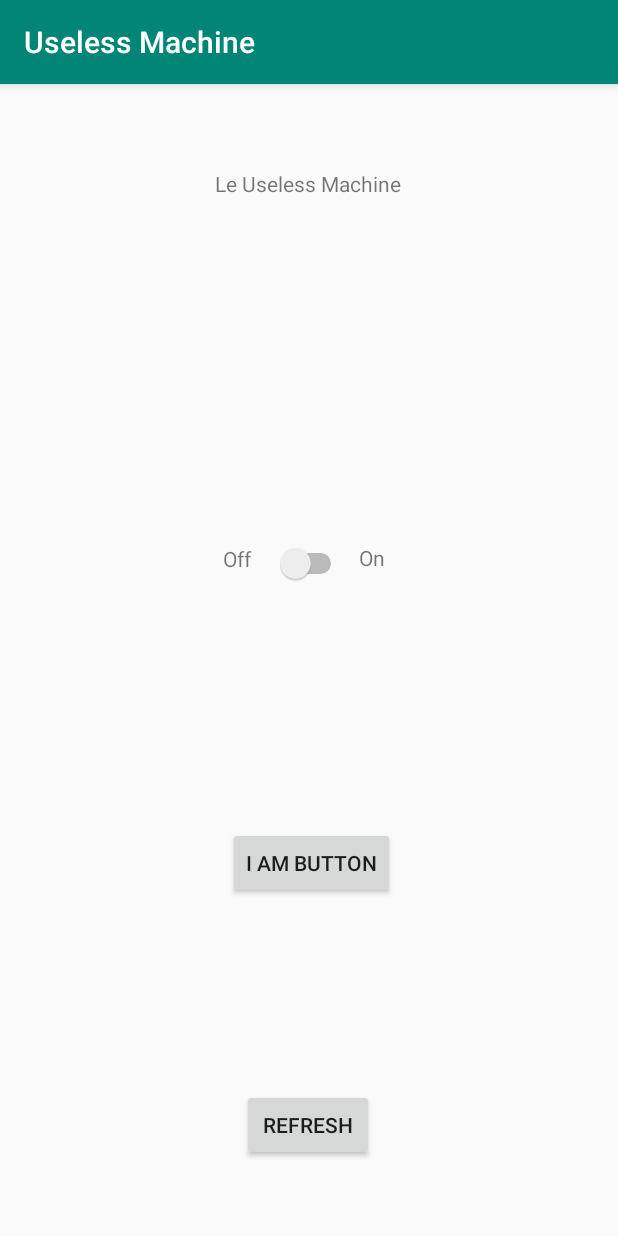
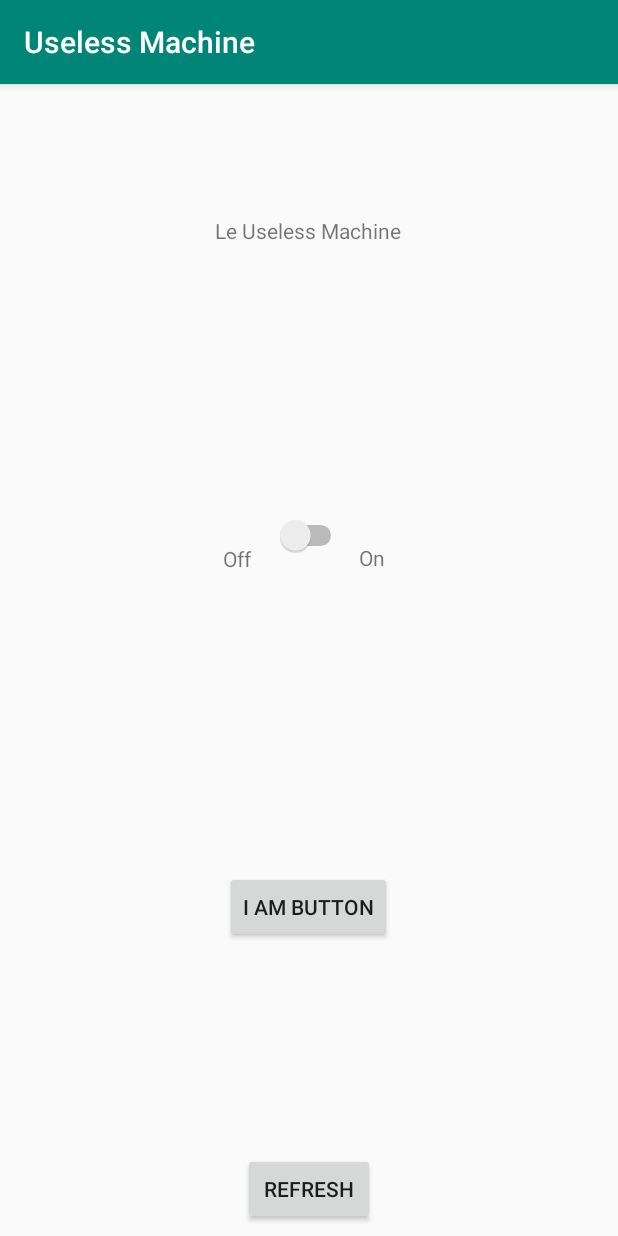
Before and after one commit to rnoah09/UselessMachine, an Android app: the screen it shows after launch (MainActivity), on a phone screen of 412 x 824 dp. Run offline under Robolectric (Android 15) with nearby library versions, the phone set to English and light mode, and no system bars.

```diff
--- a/app/src/main/res/layout/activity_main.xml
+++ b/app/src/main/res/layout/activity_main.xml
@@ -57,8 +57,8 @@
         android:id="@+id/switch_useless_main"
         android:layout_width="wrap_content"
         android:layout_height="wrap_content"
-        android:layout_marginTop="170dp"
-        android:layout_marginBottom="30dp"
+        android:layout_marginTop="120dp"
+        android:layout_marginBottom="80dp"
         app:layout_constraintBottom_toTopOf="@+id/button_useless_main"
         app:layout_constraintEnd_toStartOf="@+id/textview_on_main"
         app:layout_constraintHorizontal_bias="0.5"
@@ -70,13 +70,13 @@
         android:layout_width="wrap_content"
         android:layout_height="wrap_content"
         android:layout_marginStart="8dp"
-        android:layout_marginTop="132dp"
+        android:layout_marginTop="130dp"
         android:layout_marginEnd="8dp"
-        android:layout_marginBottom="200dp"
+        android:layout_marginBottom="100dp"
         android:text="I am Button"
         app:layout_constraintBottom_toTopOf="@+id/button_refresh_main"
         app:layout_constraintEnd_toEndOf="parent"
-        app:layout_constraintHorizontal_bias="0.505"
+        app:layout_constraintHorizontal_bias="0.498"
         app:layout_constraintStart_toStartOf="parent"
         app:layout_constraintTop_toBottomOf="@+id/switch_useless_main" />
 
@@ -85,16 +85,15 @@
         android:layout_width="wrap_content"
         android:layout_height="wrap_content"
         android:layout_marginStart="8dp"
-        android:layout_marginTop="8dp"
+        android:layout_marginTop="40dp"
         android:layout_marginEnd="8dp"
         android:layout_marginBottom="50dp"
         android:text="Refresh"
         app:layout_constraintBottom_toBottomOf="parent"
         app:layout_constraintEnd_toEndOf="parent"
-        app:layout_constraintHorizontal_bias="0.498"
+        app:layout_constraintHorizontal_bias="0.5"
         app:layout_constraintStart_toStartOf="parent"
-        app:layout_constraintTop_toTopOf="parent"
-        app:layout_constraintVertical_bias="1.0" />
+        app:layout_constraintTop_toBottomOf="@+id/button_useless_main" />
 
     <TextView
         android:id="@+id/textview_refresh_main"
@@ -102,10 +101,10 @@
         android:layout_height="wrap_content"
         android:layout_marginStart="8dp"
         android:layout_marginEnd="8dp"
-        android:layout_marginBottom="70dp"
+        android:layout_marginBottom="500dp"
         android:text="TextView"
         android:visibility="gone"
-        app:layout_constraintBottom_toTopOf="@+id/switch_useless_main"
+        app:layout_constraintBottom_toBottomOf="parent"
         app:layout_constraintEnd_toEndOf="parent"
         app:layout_constraintHorizontal_bias="0.5"
         app:layout_constraintStart_toStartOf="parent"
@@ -127,7 +126,7 @@
         app:layout_constraintHorizontal_bias="0.498"
         app:layout_constraintStart_toStartOf="parent"
         app:layout_constraintTop_toTopOf="parent"
-        app:layout_constraintVertical_bias="0.479"
+        app:layout_constraintVertical_bias="0.499"
         tools:visibility="visible" />
 
     <ProgressBar
```
Also changed, not shown: app/src/main/java/com/example/uselessmachine/MainActivity.java (+30 -3 lines), app/src/main/java/com/example/uselessmachine/UselessSwitch.java (deleted, +0 -8 lines).
